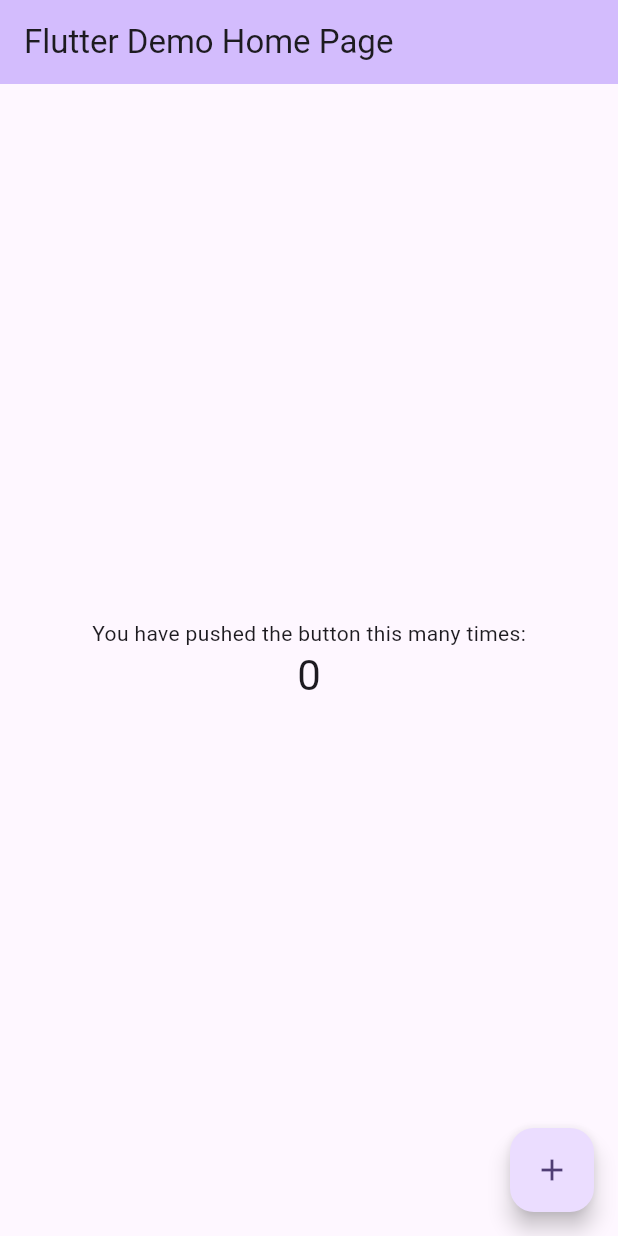
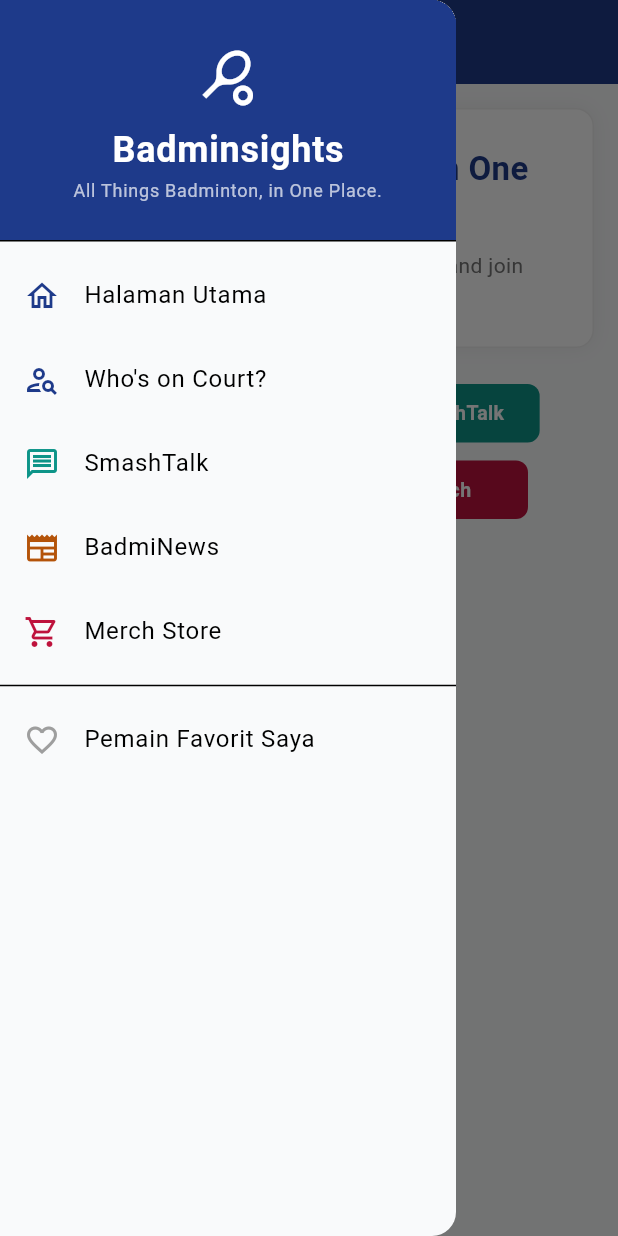
Before and after one commit to PBP-09/Badminsight-mobile, a Flutter app: the screen it shows after launch, with the side drawer open (before the commit the screen has no drawer), on a phone screen of 412 x 824 dp. Run offline on Flutter 3.47's test engine with Material 3 defaults, Android fonts, the phone set to English and light mode, and no system bars.

Commit message:
tampilan utama

```diff
--- a/lib/main.dart
+++ b/lib/main.dart
@@ -1,4 +1,5 @@
 import 'package:flutter/material.dart';
+import 'package:badminsights_mobile/main_features/menu.dart';
 
 void main() {
   runApp(const MyApp());
@@ -28,95 +29,12 @@
         //
         // This works for code too, not just values: Most code changes can be
         // tested with just a hot reload.
-        colorScheme: ColorScheme.fromSeed(seedColor: Colors.deepPurple),
+         colorScheme: const ColorScheme.light(
+          primary: Colors.black,
+          secondary: Color.fromARGB(255, 211, 206, 202),
+        ),
       ),
-      home: const MyHomePage(title: 'Flutter Demo Home Page'),
+      home: MyHomePage(),
     );
   }
 }
-
-class MyHomePage extends StatefulWidget {
-  const MyHomePage({super.key, required this.title});
-
-  // This widget is the home page of your application. It is stateful, meaning
-  // that it has a State object (defined below) that contains fields that affect
-  // how it looks.
-
-  // This class is the configuration for the state. It holds the values (in this
-  // case the title) provided by the parent (in this case the App widget) and
-  // used by the build method of the State. Fields in a Widget subclass are
-  // always marked "final".
-
-  final String title;
-
-  @override
-  State<MyHomePage> createState() => _MyHomePageState();
-}
-
-class _MyHomePageState extends State<MyHomePage> {
-  int _counter = 0;
-
-  void _incrementCounter() {
-    setState(() {
-      // This call to setState tells the Flutter framework that something has
-      // changed in this State, which causes it to rerun the build method below
-      // so that the display can reflect the updated values. If we changed
-      // _counter without calling setState(), then the build method would not be
-      // called again, and so nothing would appear to happen.
-      _counter++;
-    });
-  }
-
-  @override
-  Widget build(BuildContext context) {
-    // This method is rerun every time setState is called, for instance as done
-    // by the _incrementCounter method above.
-    //
-    // The Flutter framework has been optimized to make rerunning build methods
-    // fast, so that you can just rebuild anything that needs updating rather
-    // than having to individually change instances of widgets.
-    return Scaffold(
-      appBar: AppBar(
-        // TRY THIS: Try changing the color here to a specific color (to
-        // Colors.amber, perhaps?) and trigger a hot reload to see the AppBar
-        // change color while the other colors stay the same.
-        backgroundColor: Theme.of(context).colorScheme.inversePrimary,
-        // Here we take the value from the MyHomePage object that was created by
-        // the App.build method, and use it to set our appbar title.
-        title: Text(widget.title),
-      ),
-      body: Center(
-        // Center is a layout widget. It takes a single child and positions it
-        // in the middle of the parent.
-        child: Column(
-          // Column is also a layout widget. It takes a list of children and
-          // arranges them vertically. By default, it sizes itself to fit its
-          // children horizontally, and tries to be as tall as its parent.
-          //
-          // Column has various properties to control how it sizes itself and
-          // how it positions its children. Here we use mainAxisAlignment to
-          // center the children vertically; the main axis here is the vertical
-          // axis because Columns are vertical (the cross axis would be
-          // horizontal).
-          //
-          // TRY THIS: Invoke "debug painting" (choose the "Toggle Debug Paint"
-          // action in the IDE, or press "p" in the console), to see the
-          // wireframe for each widget.
-          mainAxisAlignment: MainAxisAlignment.center,
-          children: <Widget>[
-            const Text('You have pushed the button this many times:'),
-            Text(
-              '$_counter',
-              style: Theme.of(context).textTheme.headlineMedium,
-            ),
-          ],
-        ),
-      ),
-      floatingActionButton: FloatingActionButton(
-        onPressed: _incrementCounter,
-        tooltip: 'Increment',
-        child: const Icon(Icons.add),
-      ), // This trailing comma makes auto-formatting nicer for build methods.
-    );
-  }
-}
--- /dev/null
+++ b/lib/main_features/menu.dart
@@ -0,0 +1,157 @@
+import 'package:flutter/material.dart';
+import 'package:badminsights_mobile/widgets/left_drawer.dart';
+
+class MyHomePage extends StatelessWidget {
+  MyHomePage({super.key});
+
+  final List<ItemHomepage> items = [
+    ItemHomepage("Who's on Court?", Icons.person, const Color(0xFF1E3A8A)),
+    ItemHomepage("SmashTalk", Icons.message, const Color(0xFF0D9488)),
+    ItemHomepage("BadmiNews", Icons.newspaper, const Color(0xFFB45309)),
+    ItemHomepage("Merch", Icons.shop, const Color(0xFFBE123C)),
+  ];
+
+  @override
+  Widget build(BuildContext context) {
+    return Scaffold(
+      backgroundColor: const Color(0xFFF9FAFB),
+      appBar: AppBar(
+        title: const Text(
+          'Badminsights',
+          style: TextStyle(color: Colors.white, fontWeight: FontWeight.bold),
+        ),
+        backgroundColor: const Color(0xFF1E3A8A),
+      ),
+      drawer: const LeftDrawer(),
+      body: SingleChildScrollView(
+        child: Padding(
+          padding: const EdgeInsets.all(16.0),
+          child: Column(
+            crossAxisAlignment: CrossAxisAlignment.center,
+            children: [
+              // Hero Section (All Things Badminton)
+              Container(
+                width: double.infinity,
+                padding: const EdgeInsets.all(24.0),
+                decoration: BoxDecoration(
+                  color: Colors.white,
+                  borderRadius: BorderRadius.circular(12),
+                  border: Border.all(color: Colors.grey.shade200),
+                  boxShadow: [
+                    BoxShadow(
+                      color: Colors.black.withValues(alpha: 0.05),
+                      blurRadius: 10,
+                    )
+                  ],
+                ),
+                child: Column(
+                  children: [
+                    const Text(
+                      'All Things Badminton, in One Place.',
+                      textAlign: TextAlign.center,
+                      style: TextStyle(
+                        fontWeight: FontWeight.bold,
+                        fontSize: 22.0,
+                        color: Color(0xFF1E3A8A),
+                      ),
+                    ),
+                    const SizedBox(height: 8),
+                    Text(
+                      'Discover player bios, explore merch, and join discussions worldwide.',
+                      textAlign: TextAlign.center,
+                      style: TextStyle(color: Colors.grey.shade600, fontSize: 14),
+                    ),
+                  ],
+                ),
+              ),
+
+              const SizedBox(height: 24.0),
+
+              Wrap(
+                spacing: 12.0,
+                runSpacing: 12.0,
+                alignment: WrapAlignment.center,
+                children: items.map((ItemHomepage item) {
+                  return ItemCard(item);
+                }).toList(),
+              ),
+            ],
+          ),
+        ),
+      ),
+    );
+  }
+}
+
+class InfoCard extends StatelessWidget {
+  final String title;
+  final String content;
+
+  const InfoCard({super.key, required this.title, required this.content});
+
+  @override
+  Widget build(BuildContext context) {
+    return Card(
+      elevation: 1.0,
+      child: Container(
+        width: MediaQuery.of(context).size.width / 3.6,
+        padding: const EdgeInsets.symmetric(vertical: 12, horizontal: 8),
+        child: Column(
+          children: [
+            Text(title, style: const TextStyle(fontWeight: FontWeight.bold, fontSize: 12)),
+            const SizedBox(height: 4),
+            Text(content, style: const TextStyle(fontSize: 11), textAlign: TextAlign.center),
+          ],
+        ),
+      ),
+    );
+  }
+}
+
+class ItemHomepage {
+  final String name;
+  final IconData icon;
+  final Color color;
+
+  ItemHomepage(this.name, this.icon, this.color);
+}
+
+class ItemCard extends StatelessWidget {
+  final ItemHomepage item;
+  const ItemCard(this.item, {super.key});
+
+  @override
+  Widget build(BuildContext context) {
+    return Material(
+      color: item.color,
+      borderRadius: BorderRadius.circular(8),
+      child: InkWell(
+        onTap: () {
+          ScaffoldMessenger.of(context)
+            ..hideCurrentSnackBar()
+            ..showSnackBar(SnackBar(content: Text("Membuka ${item.name}...")));
+        },
+        child: Container(
+          padding: const EdgeInsets.symmetric(vertical: 10, horizontal: 16),
+          constraints: const BoxConstraints(minWidth: 140),
+          child: Row(
+            mainAxisSize: MainAxisSize.min,
+            mainAxisAlignment: MainAxisAlignment.center,
+            children: [
+              Icon(item.icon, color: Colors.white, size: 18),
+              const SizedBox(width: 8),
+              Text(
+                item.name,
+                style: const TextStyle(
+                  color: Colors.white,
+                  fontWeight: FontWeight.bold,
+                  fontSize: 13,
+                ),
+              ),
+            ],
+          ),
+        ),
+      ),
+    );
+  }
+}
--- /dev/null
+++ b/lib/widgets/left_drawer.dart
@@ -0,0 +1,99 @@
+import 'package:flutter/material.dart';
+import 'package:badminsights_mobile/main_features/menu.dart';
+
+class LeftDrawer extends StatelessWidget {
+  const LeftDrawer({super.key});
+
+  @override
+  Widget build(BuildContext context) {
+    return Drawer(
+      backgroundColor: const Color(0xFFF9FAFB),
+      child: ListView(
+        padding: EdgeInsets.zero,
+        children: [
+          // Header dengan tema biru tua (Primary)
+          DrawerHeader(
+            decoration: const BoxDecoration(
+              color: Color(0xFF1E3A8A),
+            ),
+            child: const Column(
+              mainAxisAlignment: MainAxisAlignment.center,
+              children: [
+                Icon(Icons.sports_tennis, color: Colors.white, size: 40),
+                SizedBox(height: 10),
+                Text(
+                  'Badminsights',
+                  style: TextStyle(
+                    fontSize: 24,
+                    fontWeight: FontWeight.bold,
+                    color: Colors.white,
+                  ),
+                ),
+                Text(
+                  'All Things Badminton, in One Place.',
+                  textAlign: TextAlign.center,
+                  style: TextStyle(fontSize: 12, color: Colors.white70),
+                ),
+              ],
+            ),
+          ),
+
+          // Menu Utama
+          ListTile(
+            leading: const Icon(Icons.home_outlined, color: Color(0xFF1E3A8A)),
+            title: const Text('Halaman Utama'),
+            onTap: () {
+              Navigator.pushReplacement(
+                context,
+                MaterialPageRoute(builder: (context) => MyHomePage()),
+              );
+            },
+          ),
+
+          // Menu yang warnanya sesuai dengan tombol di Menu Utama
+          ListTile(
+            leading: const Icon(Icons.person_search_outlined, color: Color(0xFF1E3A8A)),
+            title: const Text("Who's on Court?"),
+            onTap: () {
+              // Navigasi fitur player
+            },
+          ),
+
+          ListTile(
+            leading: const Icon(Icons.message_outlined, color: Color(0xFF0D9488)),
+            title: const Text('SmashTalk'),
+            onTap: () {
+              // Navigasi fitur forum
+            },
+          ),
+
+          ListTile(
+            leading: const Icon(Icons.newspaper_outlined, color: Color(0xFFB45309)),
+            title: const Text('BadmiNews'),
+            onTap: () {
+              // Navigasi fitur berita
+            },
+          ),
+
+          ListTile(
+            leading: const Icon(Icons.shopping_cart_outlined, color: Color(0xFFBE123C)),
+            title: const Text('Merch Store'),
+            onTap: () {
+              // Navigasi fitur merchandise
+            },
+          ),
+
+          const Divider(),
+
+          ListTile(
+            leading: const Icon(Icons.favorite_border, color: Colors.grey),
+            title: const Text('Pemain Favorit Saya'),
+            onTap: () {
+              // Navigasi fitur favorit (hanya muncul jika request.user.is_authenticated)
+            },
+          ),
+        ],
+      ),
+    );
+  }
+}
```
Also changed, not shown: lib/main_features/login.dart (added), lib/main_features/register.dart (added).
